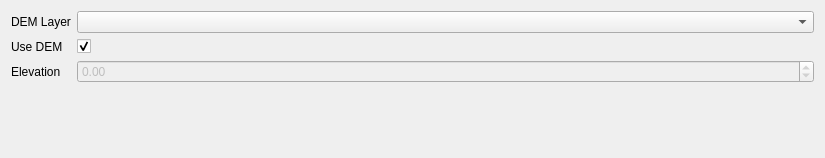
First picture: the form in loopstructural/gui/modelling/model_definition/dem.ui, repository Loop3D/plugin_loopstructural, before the edit.
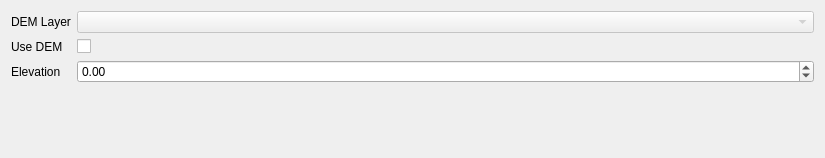
Second picture: the form after the edit. Custom widgets are drawn as their Qt base class.

Diff of the .ui file:
```diff
--- a/loopstructural/gui/modelling/model_definition/dem.ui
+++ b/loopstructural/gui/modelling/model_definition/dem.ui
@@ -24,7 +24,11 @@
       </widget>
      </item>
      <item row="0" column="1">
-      <widget class="QgsMapLayerComboBox" name="demLayerQgsMapLayerComboBox"/>
+      <widget class="QgsMapLayerComboBox" name="demLayerQgsMapLayerComboBox">
+       <property name="enabled">
+        <bool>false</bool>
+       </property>
+      </widget>
      </item>
      <item row="1" column="0">
       <widget class="QLabel" name="useDEMLabel">
@@ -36,7 +40,7 @@
      <item row="1" column="1">
       <widget class="QCheckBox" name="useDEMCheckBox">
        <property name="checked">
-        <bool>true</bool>
+        <bool>false</bool>
        </property>
       </widget>
      </item>
@@ -50,7 +54,7 @@
      <item row="2" column="1">
       <widget class="QgsDoubleSpinBox" name="elevationQgsDoubleSpinBox">
        <property name="enabled">
-        <bool>false</bool>
+        <bool>true</bool>
        </property>
        <property name="minimum">
         <double>-100000000.000000000000000</double>
```
